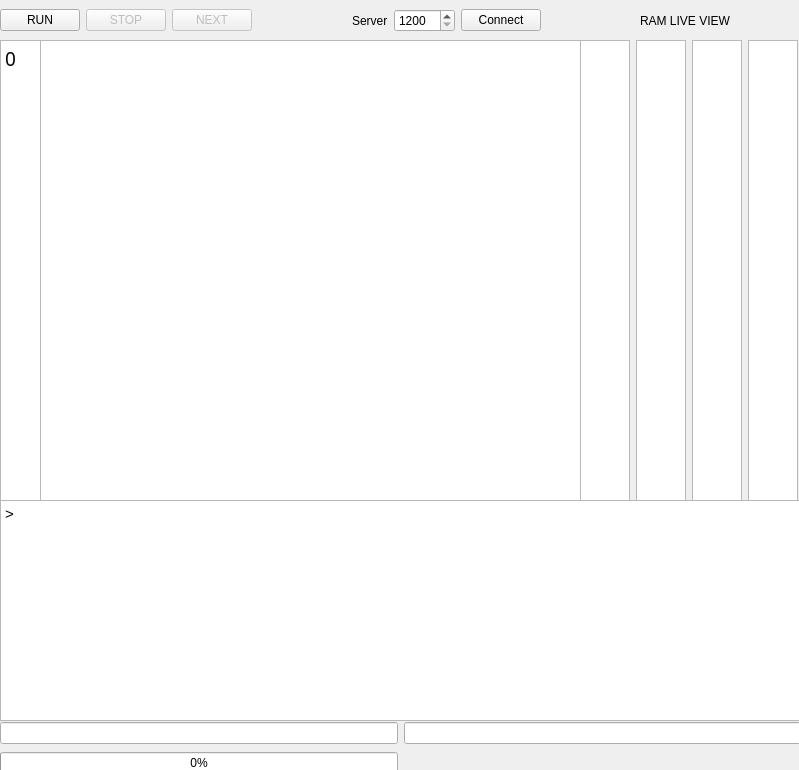
Qt form mainwindow.ui (Kennethch-02/DII-Proyecto-I-C-) before a commit.
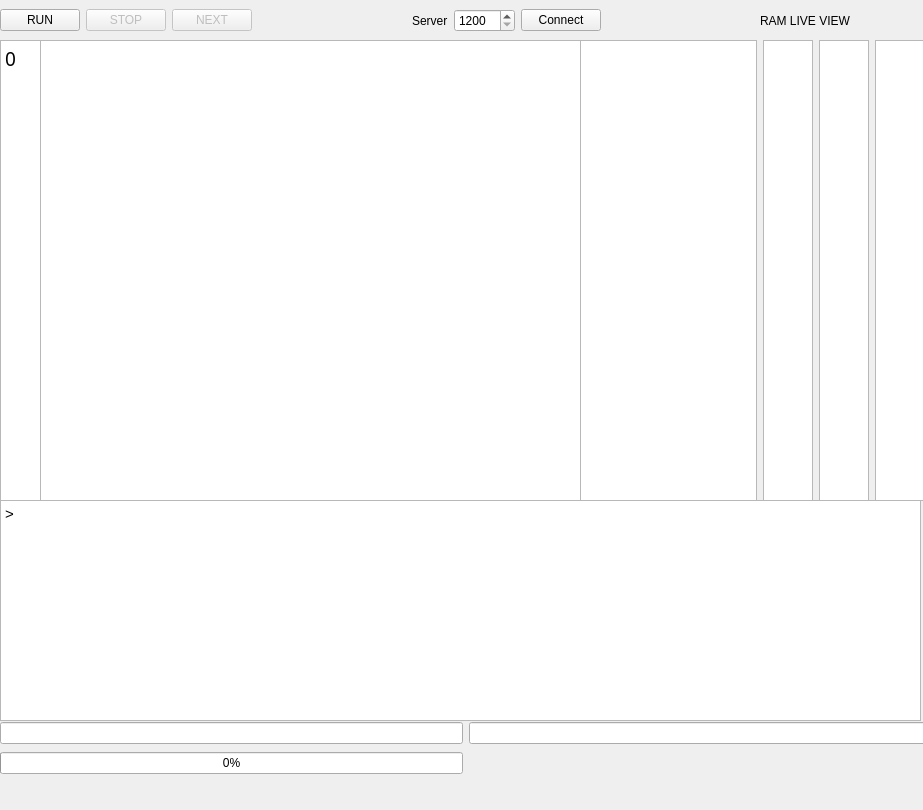
The same form after that commit.

```diff
--- a/mainwindow.ui
+++ b/mainwindow.ui
@@ -6,8 +6,8 @@
    <rect>
     <x>0</x>
     <y>0</y>
-    <width>799</width>
-    <height>770</height>
+    <width>923</width>
+    <height>810</height>
    </rect>
   </property>
   <property name="windowTitle">
@@ -19,7 +19,7 @@
      <rect>
       <x>0</x>
       <y>0</y>
-      <width>801</width>
+      <width>921</width>
       <height>41</height>
      </rect>
     </property>
@@ -206,7 +206,7 @@
      <rect>
       <x>580</x>
       <y>40</y>
-      <width>221</width>
+      <width>345</width>
       <height>461</height>
      </rect>
     </property>
@@ -222,15 +222,33 @@
          <verstretch>0</verstretch>
         </sizepolicy>
        </property>
+       <property name="minimumSize">
+        <size>
+         <width>100</width>
+         <height>0</height>
+        </size>
+       </property>
        <property name="maximumSize">
         <size>
-         <width>50</width>
+         <width>1000</width>
          <height>16777215</height>
         </size>
        </property>
+       <property name="font">
+        <font>
+         <pointsize>14</pointsize>
+        </font>
+       </property>
        <property name="readOnly">
         <bool>true</bool>
        </property>
+       <property name="html">
+        <string>&lt;!DOCTYPE HTML PUBLIC &quot;-//W3C//DTD HTML 4.0//EN&quot; &quot;http://www.w3.org/TR/REC-html40/strict.dtd&quot;&gt;
+&lt;html&gt;&lt;head&gt;&lt;meta name=&quot;qrichtext&quot; content=&quot;1&quot; /&gt;&lt;style type=&quot;text/css&quot;&gt;
+p, li { white-space: pre-wrap; }
+&lt;/style&gt;&lt;/head&gt;&lt;body style=&quot; font-family:'Ubuntu'; font-size:14pt; font-weight:400; font-style:normal;&quot;&gt;
+&lt;p style=&quot;-qt-paragraph-type:empty; margin-top:0px; margin-bottom:0px; margin-left:0px; margin-right:0px; -qt-block-indent:0; text-indent:0px;&quot;&gt;&lt;br /&gt;&lt;/p&gt;&lt;/body&gt;&lt;/html&gt;</string>
+       </property>
       </widget>
      </item>
      <item>
@@ -238,12 +256,23 @@
        <property name="enabled">
         <bool>true</bool>
        </property>
+       <property name="minimumSize">
+        <size>
+         <width>50</width>
+         <height>0</height>
+        </size>
+       </property>
        <property name="maximumSize">
         <size>
          <width>50</width>
          <height>16777215</height>
         </size>
        </property>
+       <property name="font">
+        <font>
+         <pointsize>14</pointsize>
+        </font>
+       </property>
        <property name="readOnly">
         <bool>true</bool>
        </property>
@@ -254,12 +283,23 @@
        <property name="enabled">
         <bool>true</bool>
        </property>
+       <property name="minimumSize">
+        <size>
+         <width>50</width>
+         <height>0</height>
+        </size>
+       </property>
        <property name="maximumSize">
         <size>
          <width>50</width>
          <height>16777215</height>
         </size>
        </property>
+       <property name="font">
+        <font>
+         <pointsize>14</pointsize>
+        </font>
+       </property>
        <property name="readOnly">
         <bool>true</bool>
        </property>
@@ -270,12 +310,23 @@
        <property name="enabled">
         <bool>true</bool>
        </property>
+       <property name="minimumSize">
+        <size>
+         <width>50</width>
+         <height>0</height>
+        </size>
+       </property>
        <property name="maximumSize">
         <size>
          <width>50</width>
          <height>16777215</height>
         </size>
        </property>
+       <property name="font">
+        <font>
+         <pointsize>14</pointsize>
+        </font>
+       </property>
        <property name="readOnly">
         <bool>true</bool>
        </property>
@@ -288,7 +339,7 @@
      <rect>
       <x>0</x>
       <y>500</y>
-      <width>801</width>
+      <width>921</width>
       <height>221</height>
      </rect>
     </property>
@@ -314,7 +365,7 @@
      <rect>
       <x>0</x>
       <y>720</y>
-      <width>801</width>
+      <width>931</width>
       <height>58</height>
      </rect>
     </property>
```
Left out of the diff: 8 changed lines with no effect on the pictures.
